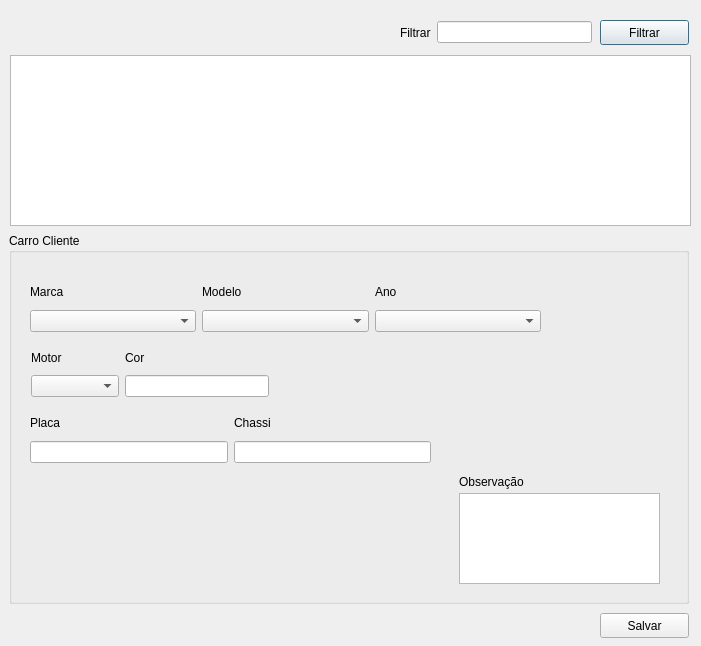
Qt form frms_nv_veiculocliente.ui (ustop0/TCC) before a commit.
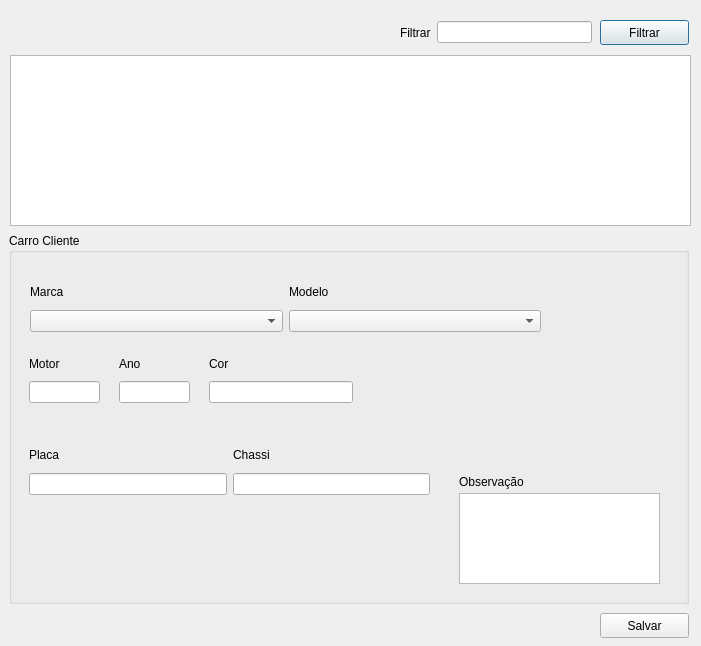
The same form after that commit.

Commit message:
Alterando o filtro dos combo box
Tentando filtrar o combo box modelos de acordo com a marca, não estou obtendo sucesso

What changed in the file:
```diff
--- a/frms_nv_veiculocliente.ui
+++ b/frms_nv_veiculocliente.ui
@@ -76,27 +76,13 @@
        </item>
       </layout>
      </item>
-     <item>
-      <layout class="QVBoxLayout" name="verticalLayout_15">
-       <item>
-        <widget class="QLabel" name="label_14">
-         <property name="text">
-          <string>Ano</string>
-         </property>
-        </widget>
-       </item>
-       <item>
-        <widget class="QComboBox" name="cb_nv_ano"/>
-       </item>
-      </layout>
-     </item>
     </layout>
    </widget>
    <widget class="QWidget" name="layoutWidget_2">
     <property name="geometry">
      <rect>
-      <x>21</x>
-      <y>178</y>
+      <x>20</x>
+      <y>210</y>
       <width>401</width>
       <height>52</height>
      </rect>
@@ -132,33 +118,11 @@
      </item>
     </layout>
    </widget>
-   <widget class="QWidget" name="layoutWidget_3">
-    <property name="geometry">
-     <rect>
-      <x>22</x>
-      <y>114</y>
-      <width>88</width>
-      <height>50</height>
-     </rect>
-    </property>
-    <layout class="QVBoxLayout" name="verticalLayout_12">
-     <item>
-      <widget class="QLabel" name="label_11">
-       <property name="text">
-        <string>Motor</string>
-       </property>
-      </widget>
-     </item>
-     <item>
-      <widget class="QComboBox" name="cb_nv_motor"/>
-     </item>
-    </layout>
-   </widget>
    <widget class="QWidget" name="layoutWidget_4">
     <property name="geometry">
      <rect>
-      <x>116</x>
-      <y>114</y>
+      <x>200</x>
+      <y>120</y>
       <width>144</width>
       <height>50</height>
      </rect>
@@ -189,6 +153,50 @@
      <string/>
     </property>
    </widget>
+   <widget class="QWidget" name="">
+    <property name="geometry">
+     <rect>
+      <x>20</x>
+      <y>120</y>
+      <width>71</width>
+      <height>50</height>
+     </rect>
+    </property>
+    <layout class="QVBoxLayout" name="verticalLayout">
+     <item>
+      <widget class="QLabel" name="label_13">
+       <property name="text">
+        <string>Motor</string>
+       </property>
+      </widget>
+     </item>
+     <item>
+      <widget class="QLineEdit" name="txt_nv_motor"/>
+     </item>
+    </layout>
+   </widget>
+   <widget class="QWidget" name="">
+    <property name="geometry">
+     <rect>
+      <x>110</x>
+      <y>120</y>
+      <width>71</width>
+      <height>50</height>
+     </rect>
+    </property>
+    <layout class="QVBoxLayout" name="verticalLayout_2">
+     <item>
+      <widget class="QLabel" name="label_16">
+       <property name="text">
+        <string>Ano</string>
+       </property>
+      </widget>
+     </item>
+     <item>
+      <widget class="QLineEdit" name="txt_nv_ano"/>
+     </item>
+    </layout>
+   </widget>
   </widget>
   <widget class="QTableWidget" name="tw_nv_listaveiculosclientes">
    <property name="geometry">
@@ -226,7 +234,7 @@
     <string>Salvar</string>
    </property>
   </widget>
-  <widget class="QWidget" name="">
+  <widget class="QWidget" name="layoutWidget">
    <property name="geometry">
     <rect>
      <x>400</x>
```
The commit also changes 2 other files.
